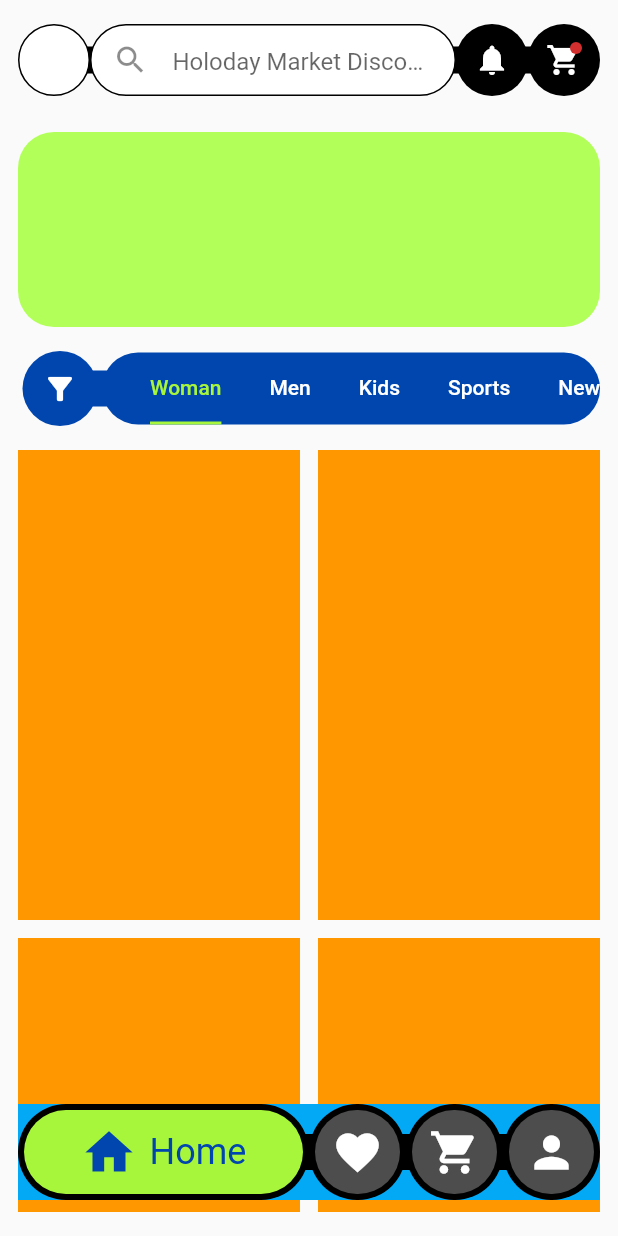
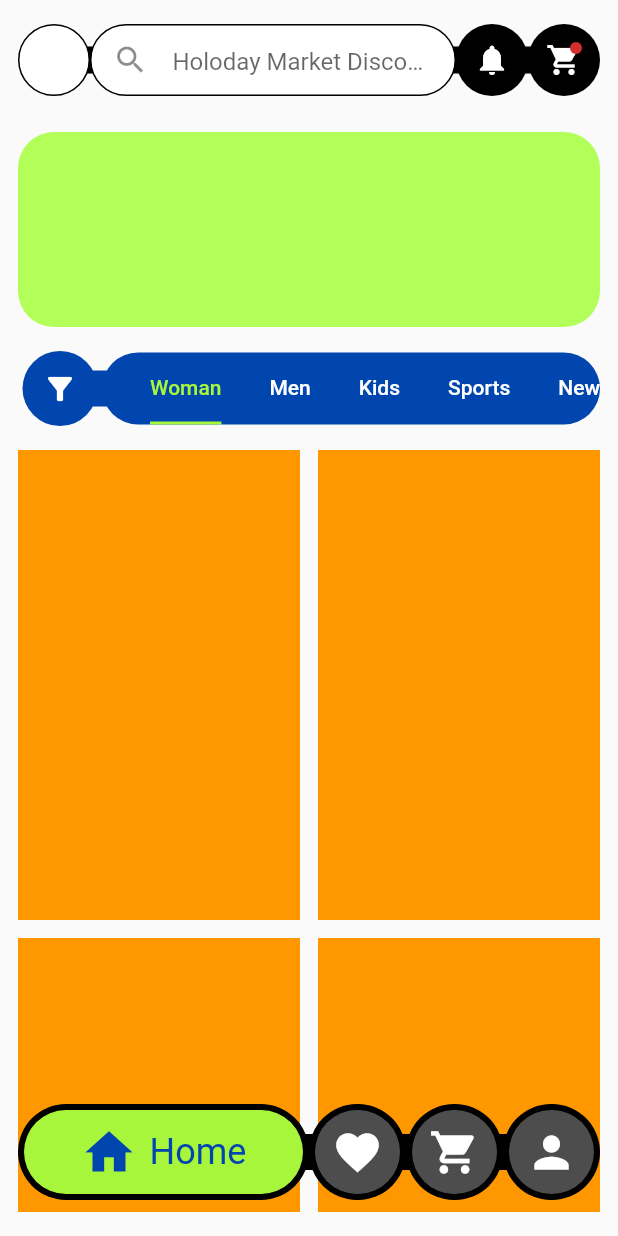
Before and after one commit to JAICHANGPARK/flutter_notebook_chapter_24, a Flutter app: the FashionECommerceMainPage screen opened directly, on a phone screen of 412 x 824 dp. Run offline on Flutter 3.47's test engine with Material 2 defaults, Android fonts, the phone set to English and light mode, and no system bars; our stand-ins replace flutter_riverpod, freezed_annotation, ionicons, percent_indicator; missing offline and left inert: crypto_font_icons; network calls fail.

Commit message:
Update fec_main_page.dart

```diff
--- a/lib/ep1368_fashion_e_commerce_app/view/fec_main_page.dart
+++ b/lib/ep1368_fashion_e_commerce_app/view/fec_main_page.dart
@@ -190,7 +190,6 @@ class _FashionECommerceMainPageState extends State<FashionECommerceMainPage> wit
               bottom: 24,
               child: Container(
                 height: 64,
-                color: Colors.lightBlue,
                 child: Stack(
                   children: [
                     Positioned(
```
